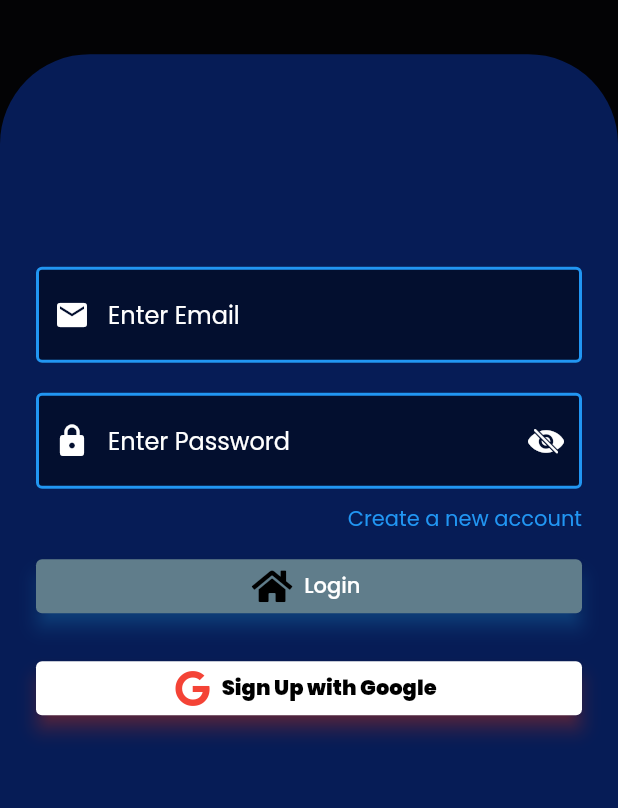
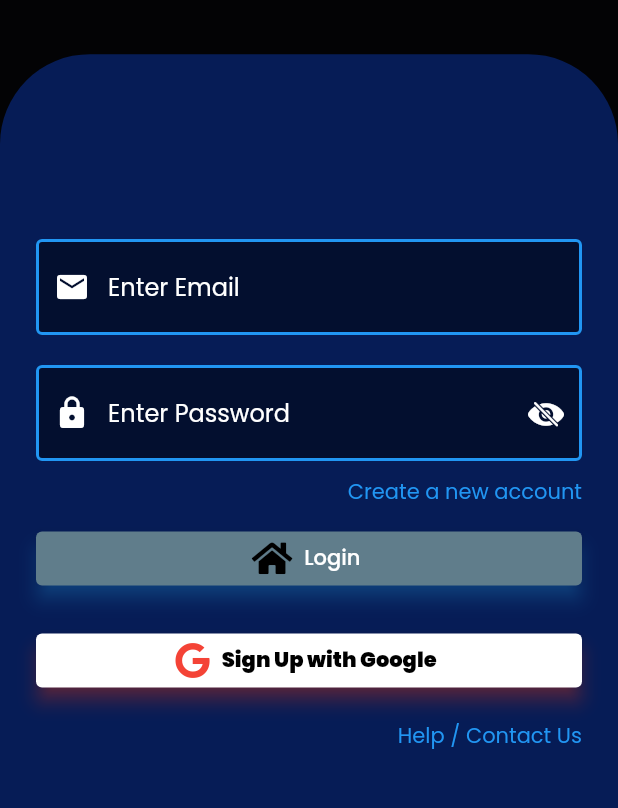
Before and after one commit to hrathnapala/CTSE_Grocery, a Flutter app: the screen it shows after launch, on a phone screen of 412 x 824 dp, the part 299-1107 px from its top. Run offline on Flutter 3.47's test engine with Material 2 defaults, Android fonts, the light colour scheme and no system bars; our stand-ins replace another_flushbar, cloud_firestore, email_validator, firebase_auth, firebase_storage, flutter_spinkit and 4 more; accounts and stored records are empty.

Commit message:
Modified sign in and added qa

```diff
--- a/lib/components/authentication/sign_in.dart
+++ b/lib/components/authentication/sign_in.dart
@@ -9,6 +9,7 @@ import 'package:groceryapp/components/screens/admin_screen.dart';
 import 'package:groceryapp/pallete.dart';
 import 'package:email_validator/email_validator.dart';
 import 'package:another_flushbar/flushbar.dart';
+import 'package:groceryapp/components/screens/qa.dart';
 
 class SignIn extends StatefulWidget {
   @override
@@ -598,6 +599,7 @@ class _SignInState extends State<SignIn> {
                                     height: 20.0,
                                   ),
                                   Container(
+                                    padding: EdgeInsets.only(bottom: 16.0),
                                     width: double.infinity,
                                     child: ElevatedButton.icon(
                                       icon: FaIcon(
@@ -626,7 +628,26 @@ class _SignInState extends State<SignIn> {
                                           shadowColor: kRed,
                                           elevation: 5.0),
                                     ),
-                                  )
+                                  ),
+                                  Row(
+                                    mainAxisAlignment: MainAxisAlignment.end,
+                                    children: [
+                                      GestureDetector(
+                                        onTap: () {
+                                          Navigator.push(
+                                              context,
+                                              MaterialPageRoute(
+                                                  builder: (context) => QA()));
+                                        },
+                                        child: Text(
+                                          "Help / Contact Us",
+                                          style: TextStyle(
+                                            color: kBlue,
+                                          ),
+                                        ),
+                                      )
+                                    ],
+                                  ),
                                 ],
                               ),
                             ),
```
Also changed, not shown: lib/components/screens/qa.dart (added, +82 -0 lines).
